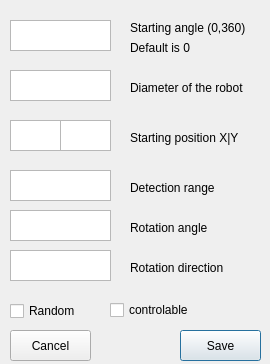
Before: the Qt Designer form ICP_PROJECT_2024/robot_settings.ui in ToxicToxon/ICP-PROJECT-2024, drawn with Qt 5.
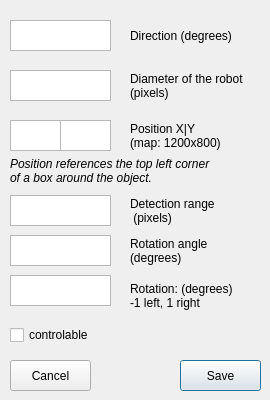
After: the same form once the commit is applied.

Patch:
```diff
--- a/ICP_PROJECT_2024/robot_settings.ui
+++ b/ICP_PROJECT_2024/robot_settings.ui
@@ -7,7 +7,7 @@
     <x>0</x>
     <y>0</y>
     <width>270</width>
-    <height>364</height>
+    <height>400</height>
    </rect>
   </property>
   <property name="windowTitle">
@@ -59,24 +59,25 @@
      <x>130</x>
      <y>20</y>
      <width>151</width>
-     <height>16</height>
+     <height>31</height>
     </rect>
    </property>
    <property name="text">
-    <string>Starting angle (0,360)</string>
+    <string>Direction (degrees)</string>
    </property>
   </widget>
   <widget class="QLabel" name="label_3">
    <property name="geometry">
     <rect>
      <x>130</x>
-     <y>80</y>
+     <y>70</y>
      <width>151</width>
-     <height>16</height>
+     <height>31</height>
     </rect>
    </property>
    <property name="text">
-    <string>Diameter of the robot</string>
+    <string>Diameter of the robot
+(pixels)</string>
    </property>
   </widget>
   <widget class="QTextEdit" name="text_x">
@@ -123,33 +124,21 @@
    <property name="geometry">
     <rect>
      <x>130</x>
-     <y>130</y>
+     <y>120</y>
      <width>121</width>
-     <height>16</height>
+     <height>31</height>
     </rect>
    </property>
    <property name="text">
-    <string>Starting position X|Y</string>
-   </property>
-  </widget>
-  <widget class="QLabel" name="label_5">
-   <property name="geometry">
-    <rect>
-     <x>130</x>
-     <y>40</y>
-     <width>71</width>
-     <height>16</height>
-    </rect>
-   </property>
-   <property name="text">
-    <string>Default is 0</string>
+    <string>Position X|Y
+(map: 1200x800)</string>
    </property>
   </widget>
   <widget class="QPushButton" name="saveButton">
    <property name="geometry">
     <rect>
      <x>180</x>
-     <y>330</y>
+     <y>360</y>
      <width>81</width>
      <height>31</height>
     </rect>
@@ -161,24 +150,11 @@
     <bool>true</bool>
    </property>
   </widget>
-  <widget class="QCheckBox" name="checkBox_random">
-   <property name="geometry">
-    <rect>
-     <x>10</x>
-     <y>300</y>
-     <width>78</width>
-     <height>22</height>
-    </rect>
-   </property>
-   <property name="text">
-    <string>Random</string>
-   </property>
-  </widget>
   <widget class="QPushButton" name="cancelButton">
    <property name="geometry">
     <rect>
      <x>10</x>
-     <y>330</y>
+     <y>360</y>
      <width>81</width>
      <height>31</height>
     </rect>
@@ -190,8 +166,8 @@
   <widget class="QCheckBox" name="checkBox_controlled">
    <property name="geometry">
     <rect>
-     <x>110</x>
-     <y>300</y>
+     <x>10</x>
+     <y>325</y>
      <width>101</width>
      <height>20</height>
     </rect>
@@ -204,7 +180,7 @@
    <property name="geometry">
     <rect>
      <x>10</x>
-     <y>170</y>
+     <y>195</y>
      <width>101</width>
      <height>31</height>
     </rect>
@@ -216,15 +192,15 @@
 hr { height: 1px; border-width: 0; }
 li.unchecked::marker { content: &quot;\2610&quot;; }
 li.checked::marker { content: &quot;\2612&quot;; }
-&lt;/style&gt;&lt;/head&gt;&lt;body style=&quot; font-family:'Segoe UI'; font-size:9pt; font-weight:400; font-style:normal;&quot;&gt;
-&lt;p align=&quot;center&quot; style=&quot;-qt-paragraph-type:empty; margin-top:0px; margin-bottom:0px; margin-left:0px; margin-right:0px; -qt-block-indent:0; text-indent:0px;&quot;&gt;&lt;br /&gt;&lt;/p&gt;&lt;/body&gt;&lt;/html&gt;</string>
+&lt;/style&gt;&lt;/head&gt;&lt;body style=&quot; font-family:'.AppleSystemUIFont'; font-size:13pt; font-weight:400; font-style:normal;&quot;&gt;
+&lt;p align=&quot;center&quot; style=&quot;-qt-paragraph-type:empty; margin-top:0px; margin-bottom:0px; margin-left:0px; margin-right:0px; -qt-block-indent:0; text-indent:0px; font-family:'Segoe UI'; font-size:9pt;&quot;&gt;&lt;br /&gt;&lt;/p&gt;&lt;/body&gt;&lt;/html&gt;</string>
    </property>
   </widget>
   <widget class="QTextEdit" name="text_r_angle">
    <property name="geometry">
     <rect>
      <x>10</x>
-     <y>210</y>
+     <y>235</y>
      <width>101</width>
      <height>31</height>
     </rect>
@@ -236,15 +212,15 @@
 hr { height: 1px; border-width: 0; }
 li.unchecked::marker { content: &quot;\2610&quot;; }
 li.checked::marker { content: &quot;\2612&quot;; }
-&lt;/style&gt;&lt;/head&gt;&lt;body style=&quot; font-family:'Segoe UI'; font-size:9pt; font-weight:400; font-style:normal;&quot;&gt;
-&lt;p align=&quot;center&quot; style=&quot;-qt-paragraph-type:empty; margin-top:0px; margin-bottom:0px; margin-left:0px; margin-right:0px; -qt-block-indent:0; text-indent:0px;&quot;&gt;&lt;br /&gt;&lt;/p&gt;&lt;/body&gt;&lt;/html&gt;</string>
+&lt;/style&gt;&lt;/head&gt;&lt;body style=&quot; font-family:'.AppleSystemUIFont'; font-size:13pt; font-weight:400; font-style:normal;&quot;&gt;
+&lt;p align=&quot;center&quot; style=&quot;-qt-paragraph-type:empty; margin-top:0px; margin-bottom:0px; margin-left:0px; margin-right:0px; -qt-block-indent:0; text-indent:0px; font-family:'Segoe UI'; font-size:9pt;&quot;&gt;&lt;br /&gt;&lt;/p&gt;&lt;/body&gt;&lt;/html&gt;</string>
    </property>
   </widget>
   <widget class="QTextEdit" name="text_r_direction">
    <property name="geometry">
     <rect>
      <x>10</x>
-     <y>250</y>
+     <y>275</y>
      <width>101</width>
      <height>31</height>
     </rect>
@@ -256,47 +232,70 @@
 hr { height: 1px; border-width: 0; }
 li.unchecked::marker { content: &quot;\2610&quot;; }
 li.checked::marker { content: &quot;\2612&quot;; }
-&lt;/style&gt;&lt;/head&gt;&lt;body style=&quot; font-family:'Segoe UI'; font-size:9pt; font-weight:400; font-style:normal;&quot;&gt;
-&lt;p align=&quot;center&quot; style=&quot;-qt-paragraph-type:empty; margin-top:0px; margin-bottom:0px; margin-left:0px; margin-right:0px; -qt-block-indent:0; text-indent:0px;&quot;&gt;&lt;br /&gt;&lt;/p&gt;&lt;/body&gt;&lt;/html&gt;</string>
+&lt;/style&gt;&lt;/head&gt;&lt;body style=&quot; font-family:'.AppleSystemUIFont'; font-size:13pt; font-weight:400; font-style:normal;&quot;&gt;
+&lt;p align=&quot;center&quot; style=&quot;-qt-paragraph-type:empty; margin-top:0px; margin-bottom:0px; margin-left:0px; margin-right:0px; -qt-block-indent:0; text-indent:0px; font-family:'Segoe UI'; font-size:9pt;&quot;&gt;&lt;br /&gt;&lt;/p&gt;&lt;/body&gt;&lt;/html&gt;</string>
    </property>
   </widget>
   <widget class="QLabel" name="label">
    <property name="geometry">
     <rect>
      <x>130</x>
-     <y>180</y>
+     <y>195</y>
      <width>121</width>
-     <height>16</height>
+     <height>31</height>
     </rect>
    </property>
    <property name="text">
-    <string>Detection range</string>
+    <string>Detection range
+ (pixels)</string>
    </property>
   </widget>
   <widget class="QLabel" name="label_6">
    <property name="geometry">
     <rect>
      <x>130</x>
-     <y>220</y>
+     <y>230</y>
      <width>121</width>
-     <height>16</height>
+     <height>41</height>
     </rect>
    </property>
    <property name="text">
-    <string>Rotation angle</string>
+    <string>Rotation angle
+(degrees)</string>
    </property>
   </widget>
   <widget class="QLabel" name="label_7">
    <property name="geometry">
     <rect>
      <x>130</x>
-     <y>260</y>
+     <y>280</y>
      <width>121</width>
-     <height>16</height>
+     <height>31</height>
     </rect>
    </property>
    <property name="text">
-    <string>Rotation direction</string>
+    <string>Rotation: (degrees)
+-1 left, 1 right</string>
+   </property>
+  </widget>
+  <widget class="QLabel" name="label_5">
+   <property name="geometry">
+    <rect>
+     <x>10</x>
+     <y>150</y>
+     <width>241</width>
+     <height>41</height>
+    </rect>
+   </property>
+   <property name="font">
+    <font>
+     <italic>true</italic>
+     <fontweight>Light</fontweight>
+    </font>
+   </property>
+   <property name="text">
+    <string>Position references the top left corner
+of a box around the object.</string>
    </property>
   </widget>
  </widget>
```
Left out of the diff: 16 changed lines with no effect on the pictures.
